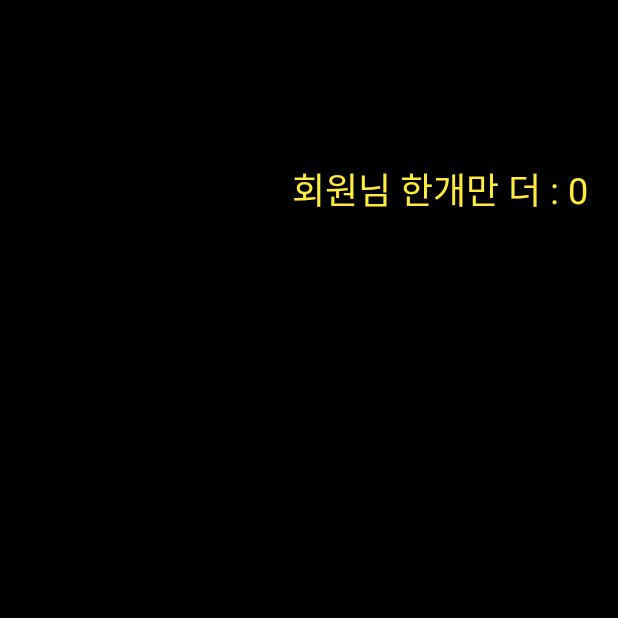
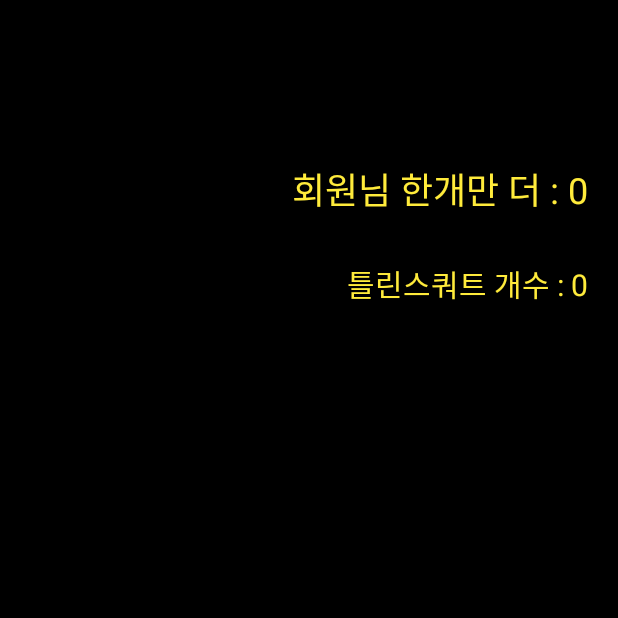
Before and after one commit to JaesungGo/helpme_homeT, an Android app: the DetectSquat screen opened directly, with no data from a screen before it, on a phone screen of 412 x 824 dp, the top half of it. Run offline under Robolectric (Android 15) with nearby library versions, the phone set to English and light mode, and no system bars; our stand-ins replace Firebase (no records; nobody signed in at launch, a user with empty details on screens opened directly); libraries missing offline, so code that uses them is left out: org.tensorflow.lite; pictures from the network do not load; 2 statements that could not run were skipped.

```diff
--- a/app/src/main/res/layout/activity_detect_squat.xml
+++ b/app/src/main/res/layout/activity_detect_squat.xml
@@ -29,5 +29,17 @@
         android:textColor="#FFEB3B"
         android:textSize="24sp" />
 
+    <TextView
+        android:id="@+id/squatsTextView2"
+        android:layout_width="wrap_content"
+        android:layout_height="wrap_content"
+        android:layout_alignParentEnd="true"
+        android:layout_alignParentBottom="true"
+        android:layout_marginEnd="20dp"
+        android:layout_marginBottom="620dp"
+        android:text="틀린스쿼트 개수 : 0"
+        android:textColor="#FFEB3B"
+        android:textSize="20sp" />
+
 
 </RelativeLayout>
```
Also changed, not shown: app/src/main/java/com/example/mocap01/DetectSquat.kt (+38 -19 lines), app/src/main/res/layout/activity_squat.xml (+4 -3 lines).
